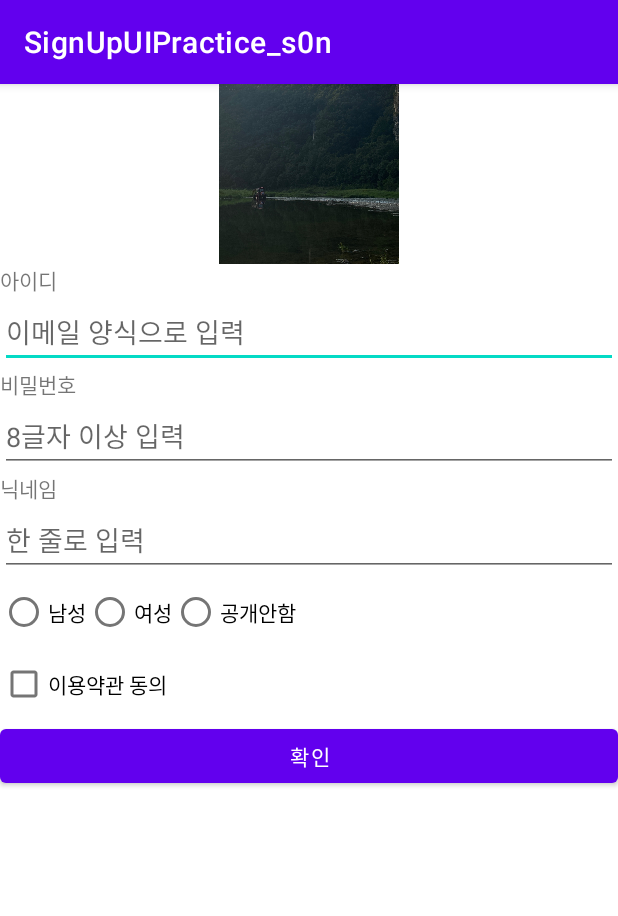
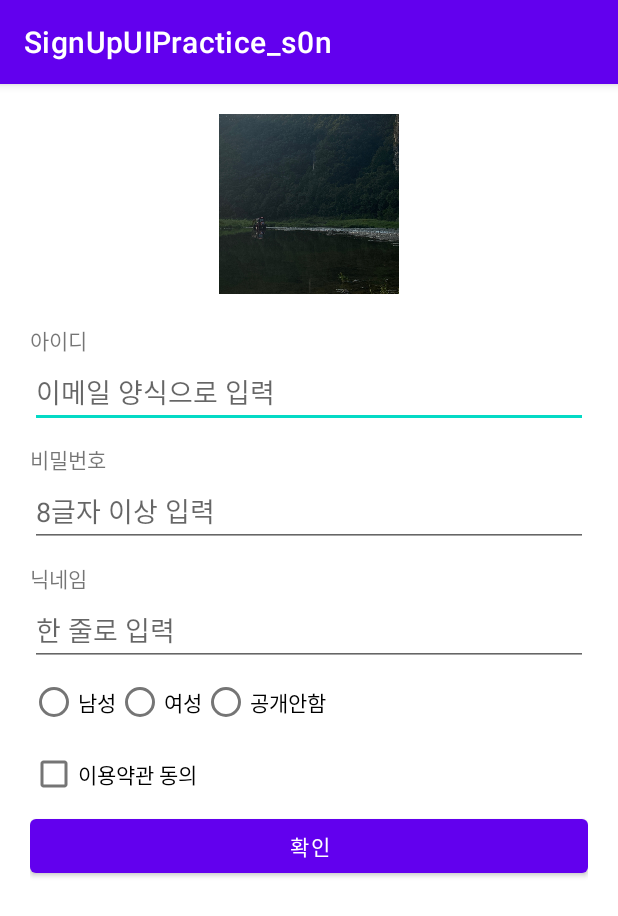
Before and after one commit to sonlucy/SignUpUIPractice_s0n, an Android app: the screen it shows after launch (MainActivity), on a phone screen of 412 x 824 dp. Shown: the top 916 px of the screen. Run offline under Robolectric (Android 15) with nearby library versions, the phone set to English and light mode, and no system bars.

Commit message:
마진 / 패딩 체험

```diff
--- a/app/src/main/res/layout/activity_main.xml
+++ b/app/src/main/res/layout/activity_main.xml
@@ -6,6 +6,7 @@
     android:layout_height="match_parent"
     tools:context=".MainActivity"
     android:gravity="top"
+    android:padding="20dp"
     android:orientation="vertical">
 
     <LinearLayout
@@ -27,6 +28,7 @@
     <TextView
         android:layout_width="wrap_content"
         android:layout_height="wrap_content"
+        android:layout_marginTop="20dp"
         android:text="아이디" />
 
     <EditText
@@ -39,6 +41,7 @@
     <TextView
         android:layout_width="wrap_content"
         android:layout_height="wrap_content"
+        android:layout_marginTop="10dp"
         android:text="비밀번호" />
 
     <EditText
@@ -51,6 +54,7 @@
     <TextView
         android:layout_width="wrap_content"
         android:layout_height="wrap_content"
+        android:layout_marginTop="10dp"
         android:text="닉네임" />
 
     <EditText
```
